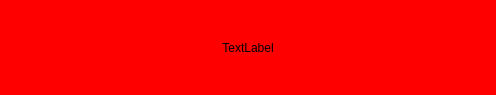
Qt form testitemwidget2.ui (Wooderan/TestiMy) before a commit.
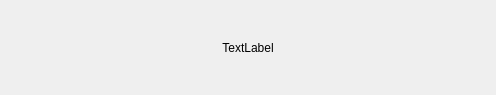
The same form after that commit.

The edit to the form file:
```diff
--- a/testitemwidget2.ui
+++ b/testitemwidget2.ui
@@ -17,9 +17,21 @@
    <bool>true</bool>
   </property>
   <property name="styleSheet">
-   <string notr="true">background-color:red;</string>
+   <string notr="true"/>
   </property>
   <layout class="QVBoxLayout" name="verticalLayout" stretch="0,1">
+   <property name="leftMargin">
+    <number>9</number>
+   </property>
+   <property name="topMargin">
+    <number>9</number>
+   </property>
+   <property name="rightMargin">
+    <number>9</number>
+   </property>
+   <property name="bottomMargin">
+    <number>9</number>
+   </property>
    <item>
     <widget class="QLabel" name="label">
      <property name="text">
```
